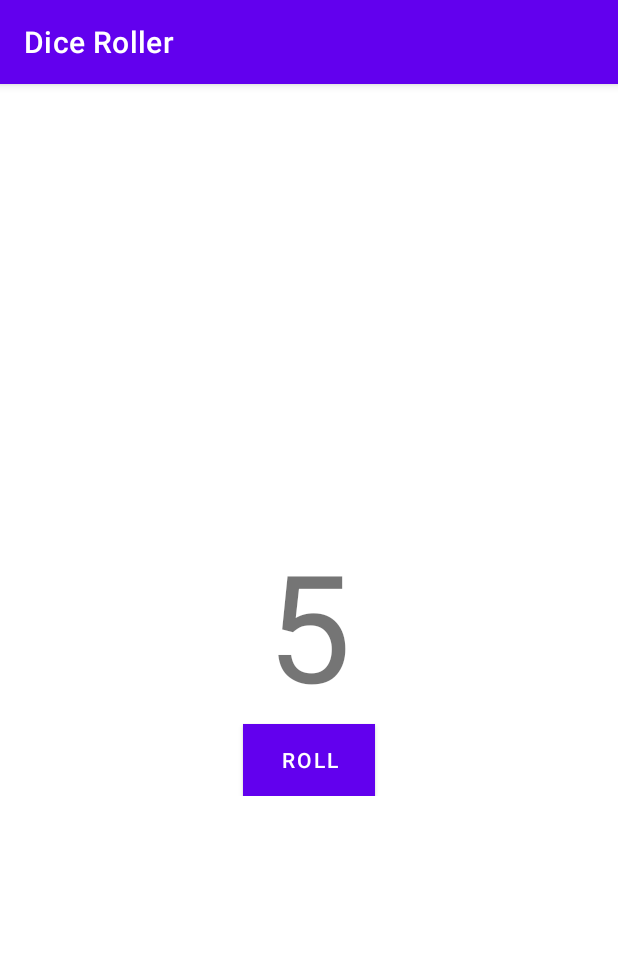
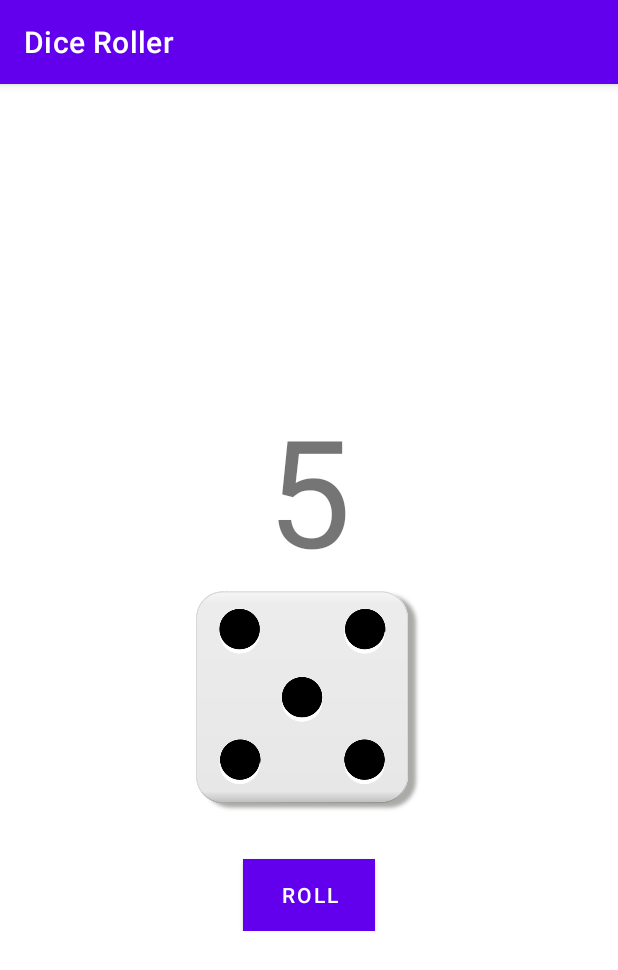
Before and after one commit to akifislam/DiceRoller_AndroidApp, an Android app: the screen it shows after launch (MainActivity), after a tap on "ROLL", on a phone screen of 412 x 824 dp. Shown: the top 970 px of the screen. Run offline under Robolectric (Android 15) with nearby library versions, the phone set to English and light mode, and no system bars.

Commit message:
image added

```diff
--- a/app/src/main/java/com/akifislam/diceroller/MainActivity.kt
+++ b/app/src/main/java/com/akifislam/diceroller/MainActivity.kt
@@ -1,18 +1,28 @@
-// Dice Roller without Image
+// Dice Roller with Image
 
 package com.akifislam.diceroller
 
+import android.media.MediaPlayer
 import androidx.appcompat.app.AppCompatActivity
 import android.os.Bundle
 import android.widget.Button
+import android.widget.ImageView
 import android.widget.TextView
 
 class MainActivity : AppCompatActivity() {
+
+//    function to sum
+//    fun startSound(){
+//        val mp = MediaPlayer.create(this, R.raw.sound)
+//        mp.start()
+//    }
+
     override fun onCreate(savedInstanceState: Bundle?) {
         super.onCreate(savedInstanceState)
         setContentView(R.layout.activity_main)
         var rollButton: Button = findViewById(R.id.roll_button)
         var textView : TextView = findViewById(R.id.textView)
+        var imageViewdice : ImageView = findViewById(R.id.image_view_dice)
 
         var number = 0
 
@@ -20,7 +30,18 @@ class MainActivity : AppCompatActivity() {
 
         rollButton.setOnClickListener {
             number = (1..6).random()
+            imageViewdice.setImageResource(when(number){
+                1 -> R.drawable.dice1
+                2 -> R.drawable.dice2
+                3 -> R.drawable.dice3
+                4 -> R.drawable.dice4
+                5 -> R.drawable.dice5
+                else -> R.drawable.dice6
+            })
             textView.text = number.toString()
+
+
+
         }
 
 
--- a/app/src/main/res/layout/activity_main.xml
+++ b/app/src/main/res/layout/activity_main.xml
@@ -19,15 +19,25 @@
         android:textSize="100sp"
         android:layout_gravity="center_horizontal"
         />
+    <ImageView
+        android:id="@+id/image_view_dice"
+        android:layout_width="150dp"
+        android:layout_height="150dp"
+        android:textSize="100sp"
+        android:src="@drawable/dice1"
+        android:layout_gravity="center_horizontal"
+        />
 
 
 
 
     <Button
+        android:layout_marginTop="30dp"
         android:id="@+id/roll_button"
         android:layout_width="wrap_content"
         android:layout_height="wrap_content"
         android:text="@string/roll"
         android:layout_gravity="center_horizontal"
-        android:background="@color/cardview_dark_background" />
+        android:background="@color/cardview_dark_background"
+        android:onClick="startSound"/>
 </LinearLayout>
```
Also changed, not shown: app/src/main/res/drawable/dice1.png (added), app/src/main/res/drawable/dice2.png (added), app/src/main/res/drawable/dice3.png (added), app/src/main/res/drawable/dice4.png (added), app/src/main/res/drawable/dice5.png (added), app/src/main/res/drawable/dice6.png (added).
